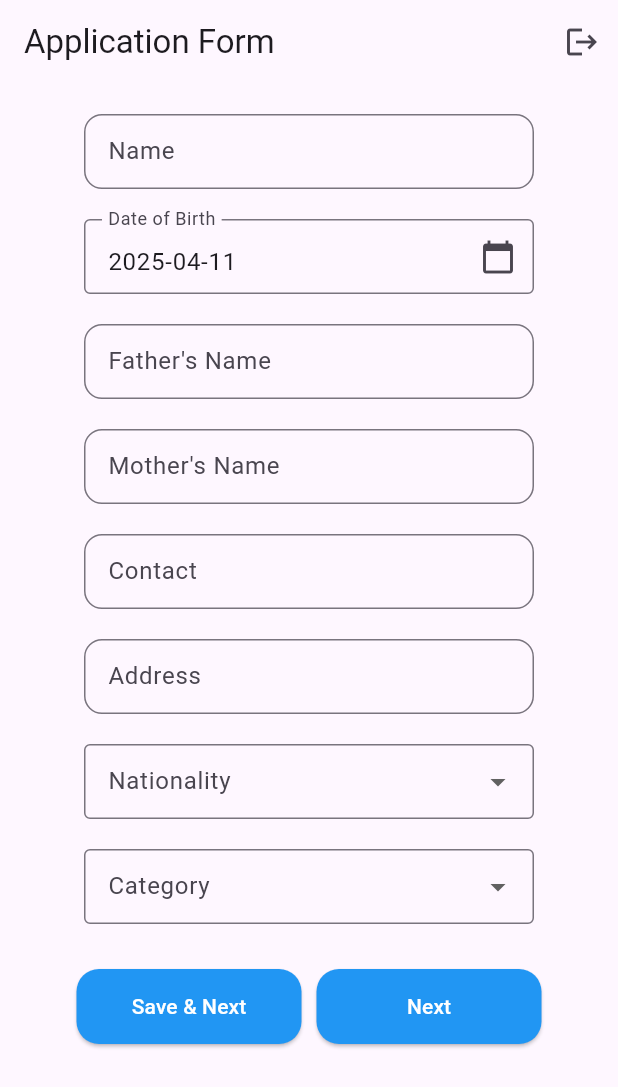
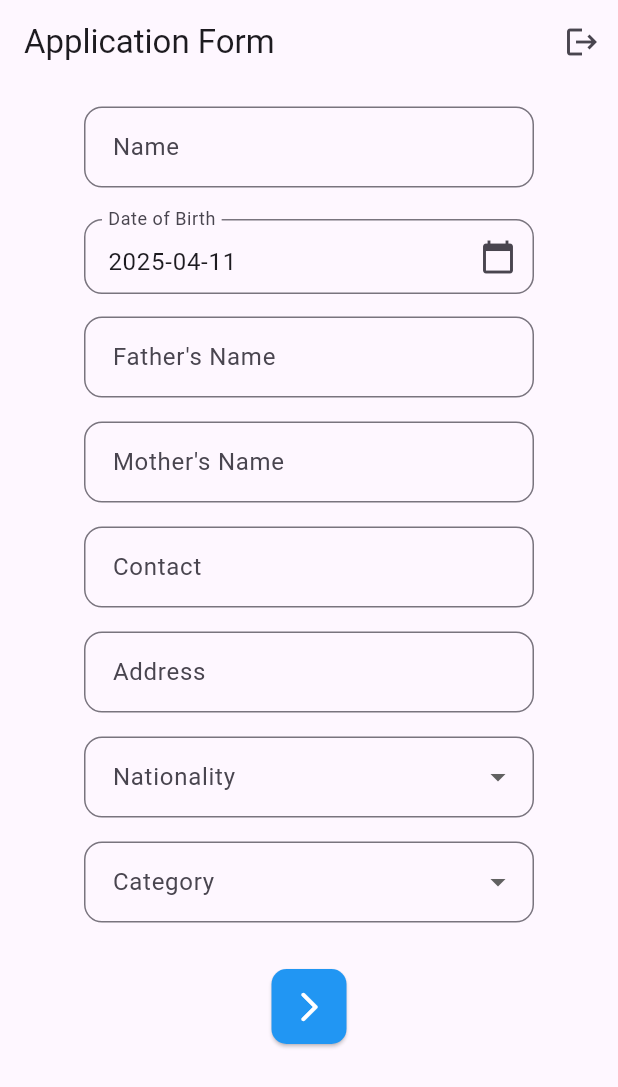
Before and after one commit to Jaichey/kSCan, a Flutter app: the EducationDetails screen opened directly, after a tap on the "logout" icon, on a phone screen of 412 x 824 dp. Shown: the top 1087 px of the screen. Run offline on Flutter 3.47's test engine with Material 3 defaults, Android fonts, the light colour scheme and no system bars; our stand-ins replace cloud_firestore, file_picker, firebase_auth, firebase_core, flutter_spinkit, image_picker; accounts and stored records are empty; Roboto replaces fonts that are missing (Cera Pro).

Commit message:
commit on 11-04-2025

```diff
--- a/lib/home_page.dart
+++ b/lib/home_page.dart
@@ -266,8 +266,10 @@ class _MyHomePageState extends State<MyHomePage> {
                 mainAxisAlignment:
                     MainAxisAlignment.center, // Center the buttons
                 children: [
+                  const SizedBox(height: 30),
+
                   SizedBox(
-                    width: 150, // Half the width since both buttons should fit
+                    width: 50,
                     height: 50,
                     child: ElevatedButton(
                       onPressed:
@@ -285,29 +287,21 @@ class _MyHomePageState extends State<MyHomePage> {
                                 }
                               },
                       style: ElevatedButton.styleFrom(
-                        foregroundColor: Colors.white, // Text color
-                        backgroundColor: Colors.blue, // Button background color
+                        padding: EdgeInsets.zero,
+                        backgroundColor: Colors.blue,
+                        shape: RoundedRectangleBorder(
+                          borderRadius: BorderRadius.circular(
+                            10,
+                          ), // Optional rounded corners
+                        ),
                       ),
-                      child: const Text("Save & Next"),
-                    ),
-                  ),
-                  const SizedBox(width: 10), // Space between buttons
-                  SizedBox(
-                    width: 150,
-                    height: 50,
-                    child: ElevatedButton(
-                      onPressed:
-                          () => Navigator.pushReplacement(
-                            context,
-                            MaterialPageRoute(
-                              builder: (context) => const EducationDetails(),
-                            ),
-                          ),
-                      style: ElevatedButton.styleFrom(
-                        foregroundColor: Colors.white, // Text color
-                        backgroundColor: Colors.blue, // Button background color
+                      child: Center(
+                        child: Icon(
+                          Icons.arrow_forward_ios_rounded,
+                          color: Colors.white,
+                          size: 24, // Adjust icon size if needed
+                        ),
                       ),
-                      child: const Text("Next"),
                     ),
                   ),
                 ],
@@ -321,7 +315,7 @@ class _MyHomePageState extends State<MyHomePage> {
 
   Widget _buildTextField(TextEditingController controller, String label) {
     return Padding(
-      padding: const EdgeInsets.symmetric(vertical: 10),
+      padding: const EdgeInsets.symmetric(vertical: 5), // Reduce padding
       child: TextFormField(
         controller: controller,
         decoration: InputDecoration(
@@ -329,6 +323,7 @@ class _MyHomePageState extends State<MyHomePage> {
           border: OutlineInputBorder(
             borderRadius: BorderRadius.all(Radius.circular(12)),
           ),
+          contentPadding: EdgeInsets.symmetric(vertical: 15, horizontal: 15),
         ),
         validator:
             (value) => value!.isEmpty ? "Please enter your $label" : null,
@@ -348,7 +343,9 @@ class _MyHomePageState extends State<MyHomePage> {
         readOnly: true,
         decoration: InputDecoration(
           labelText: label,
-          border: OutlineInputBorder(),
+          border: OutlineInputBorder(
+            borderRadius: BorderRadius.all(Radius.circular(12)),
+          ),
           suffixIcon: IconButton(
             icon: const Icon(Icons.calendar_today),
             onPressed: () async {
@@ -379,12 +376,20 @@ class _MyHomePageState extends State<MyHomePage> {
     ValueChanged<String?> onChanged,
   ) {
     return Padding(
-      padding: const EdgeInsets.symmetric(vertical: 10),
+      padding: const EdgeInsets.symmetric(
+        vertical: 5,
+      ), // Reduce padding slightly
       child: DropdownButtonFormField<String>(
         value: selectedValue,
         decoration: InputDecoration(
           labelText: label,
-          border: OutlineInputBorder(),
+          border: OutlineInputBorder(
+            borderRadius: BorderRadius.all(Radius.circular(12)),
+          ),
+          contentPadding: EdgeInsets.symmetric(
+            vertical: 15,
+            horizontal: 15,
+          ), // Maintain height
         ),
         items:
             items.map((item) {
```
Also changed, not shown: lib/main.dart (+48 -48 lines).
